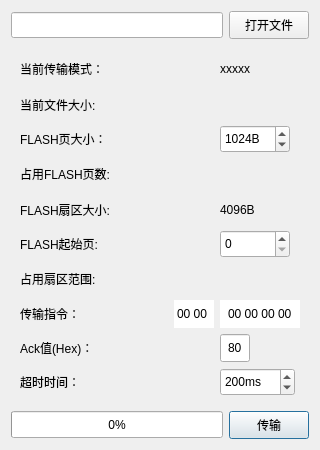
First picture: the form in src/dialog/sendw25qxx.ui, repository dashao643/SerialTool-Qt, before the edit.
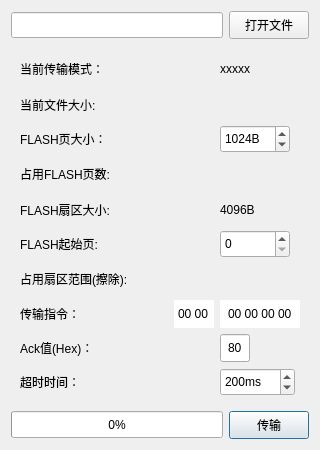
Second picture: the form after the edit. Icons and pictures are not drawn.

Diff of the .ui file:
```diff
--- a/src/dialog/sendw25qxx.ui
+++ b/src/dialog/sendw25qxx.ui
@@ -324,7 +324,7 @@
       <item row="6" column="0">
        <widget class="QLabel" name="label_10">
         <property name="text">
-         <string>占用扇区范围:</string>
+         <string>占用扇区范围(擦除):</string>
         </property>
        </widget>
       </item>
@@ -373,7 +373,10 @@
          <enum>Qt::LayoutDirection::LeftToRight</enum>
         </property>
         <property name="text">
-         <string>00 00 </string>
+         <string>00 00</string>
+        </property>
+        <property name="maxLength">
+         <number>5</number>
         </property>
         <property name="frame">
          <bool>false</bool>
```
